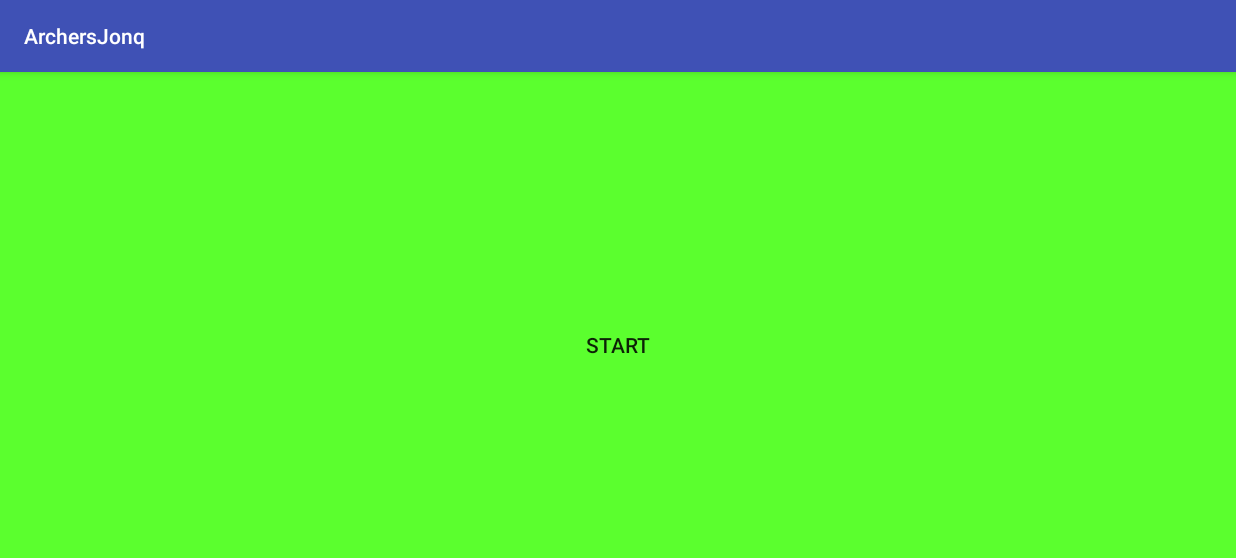
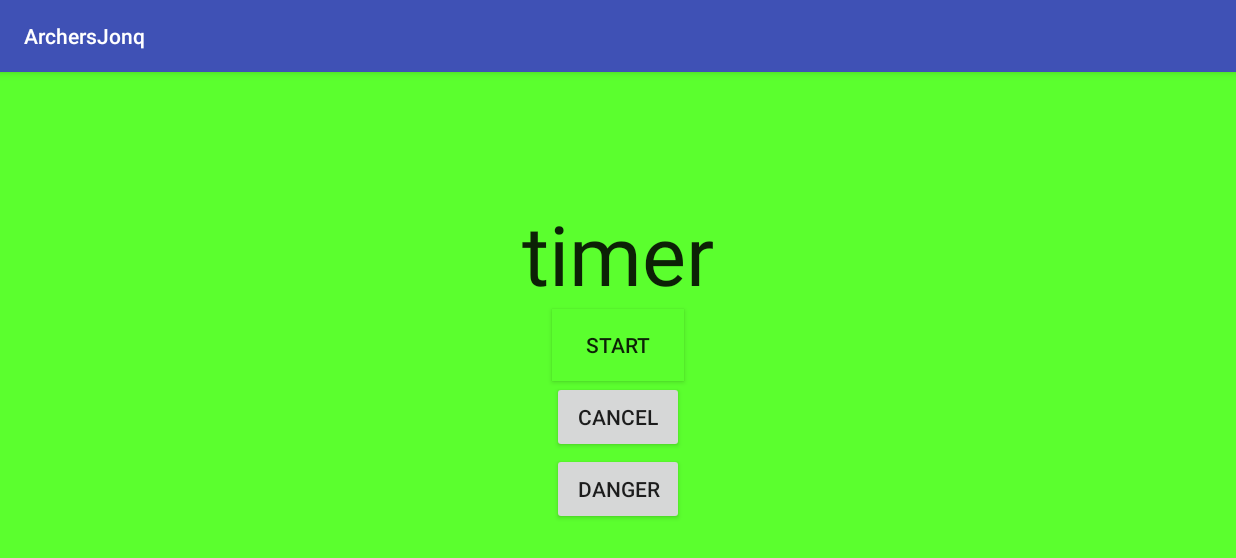
Before and after one commit to DarHa1531212/DarHa_ArchersJonquiere, an Android app: the screen it shows after launch (CompteRebours), on a phone screen of 824 x 412 dp (held sideways). Shown: the top 558 px of the screen. Run offline under Robolectric (Android 15) with nearby library versions, the phone set to English and light mode, and no system bars; 4 statements that could not run were skipped.

Commit message:
push semaine 4

```diff
--- a/ArchersJonq/app/src/main/res/layout/activity_compte_rebours.xml
+++ b/ArchersJonq/app/src/main/res/layout/activity_compte_rebours.xml
@@ -1,13 +1,15 @@
 <?xml version="1.0" encoding="utf-8"?>
 
-<AbsoluteLayout xmlns:android="http://schemas.android.com/apk/res/android"
+<RelativeLayout xmlns:android="http://schemas.android.com/apk/res/android"
     xmlns:tools="http://schemas.android.com/tools"
     android:layout_width="match_parent"
     android:layout_height="match_parent"
 
     tools:context="info.dicj.archersjonq.CompteRebours"
     android:id="@+id/arrierePlan"
-    android:background="#5BFF2E">
+    android:background="#5BFF2E"
+    android:clickable="true"
+    android:onClick="DemarrerTimer">
     <Button
         android:layout_width="wrap_content"
         android:layout_height="wrap_content"
@@ -29,8 +31,8 @@
 
 
     <Button
-        android:layout_width="match_parent"
-        android:layout_height="match_parent"
+        android:layout_width="wrap_content"
+        android:layout_height="wrap_content"
         android:text="Start"
         android:background="#5BFF2E"
         android:id="@+id/Debut"
@@ -53,4 +55,4 @@
 
 
 
-</AbsoluteLayout>
+</RelativeLayout>
```
Also changed, not shown: 1 other file.
